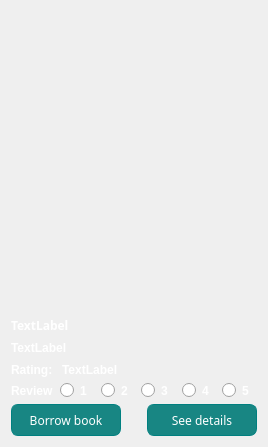
Old version of the form OnLib/OnLib/BookPreview.ui in the repository Andrew-Gh21/OnLib.
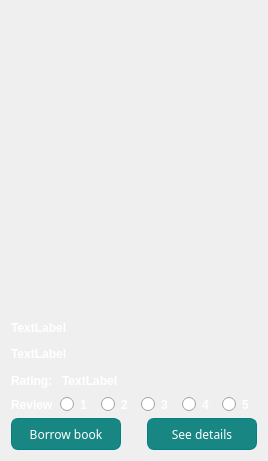
New version of the form.

The edit to the form file:
```diff
--- a/OnLib/OnLib/BookPreview.ui
+++ b/OnLib/OnLib/BookPreview.ui
@@ -7,7 +7,7 @@
     <x>0</x>
     <y>0</y>
     <width>268</width>
-    <height>447</height>
+    <height>461</height>
    </rect>
   </property>
   <property name="sizePolicy">
@@ -355,7 +355,7 @@
       <widget class="QLabel" name="title">
        <property name="font">
         <font>
-         <family>Arial Black</family>
+         <family>Arial</family>
          <weight>75</weight>
          <bold>true</bold>
         </font>
```
